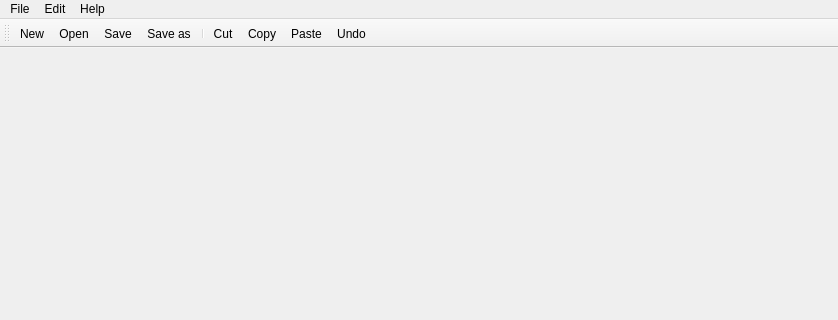
Qt form src/mainwindow.ui (FilipSolich/ICP) before a commit; both pictures show x 0 to 838 and y 0 to 320 of the 838 by 599 pixel window.
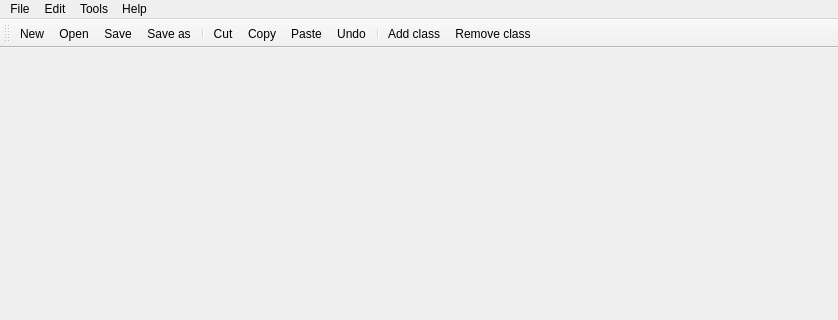
The same form after that commit. Icons and pictures are not drawn.

Commit message: Add add class button and remove class button

Diff of the .ui file:
```diff
--- a/src/mainwindow.ui
+++ b/src/mainwindow.ui
@@ -53,8 +53,15 @@
     </property>
     <addaction name="actionAbout"/>
    </widget>
+   <widget class="QMenu" name="menuTools">
+    <property name="title">
+     <string>Tools</string>
+    </property>
+    <addaction name="actionAdd_class"/>
+   </widget>
    <addaction name="menuFile"/>
    <addaction name="menuEdit"/>
+   <addaction name="menuTools"/>
    <addaction name="menuHelp"/>
   </widget>
   <widget class="QStatusBar" name="statusbar"/>
@@ -77,6 +84,9 @@
    <addaction name="actionCopy"/>
    <addaction name="actionPaste"/>
    <addaction name="actionUndo"/>
+   <addaction name="separator"/>
+   <addaction name="actionAdd_class"/>
+   <addaction name="actionRemove_class"/>
   </widget>
   <action name="actionNew">
    <property name="icon">
@@ -168,6 +178,24 @@
     <string>Save as</string>
    </property>
   </action>
+  <action name="actionAdd_class">
+   <property name="icon">
+    <iconset resource="resources.qrc">
+     <normaloff>:/imgs/icons/icons8-add-new-24.png</normaloff>:/imgs/icons/icons8-add-new-24.png</iconset>
+   </property>
+   <property name="text">
+    <string>Add class</string>
+   </property>
+  </action>
+  <action name="actionRemove_class">
+   <property name="icon">
+    <iconset resource="resources.qrc">
+     <normaloff>:/imgs/icons/icons8-trash-can-24.png</normaloff>:/imgs/icons/icons8-trash-can-24.png</iconset>
+   </property>
+   <property name="text">
+    <string>Remove class</string>
+   </property>
+  </action>
  </widget>
  <resources>
   <include location="resources.qrc"/>
```
The commit also changes 9 other files.
